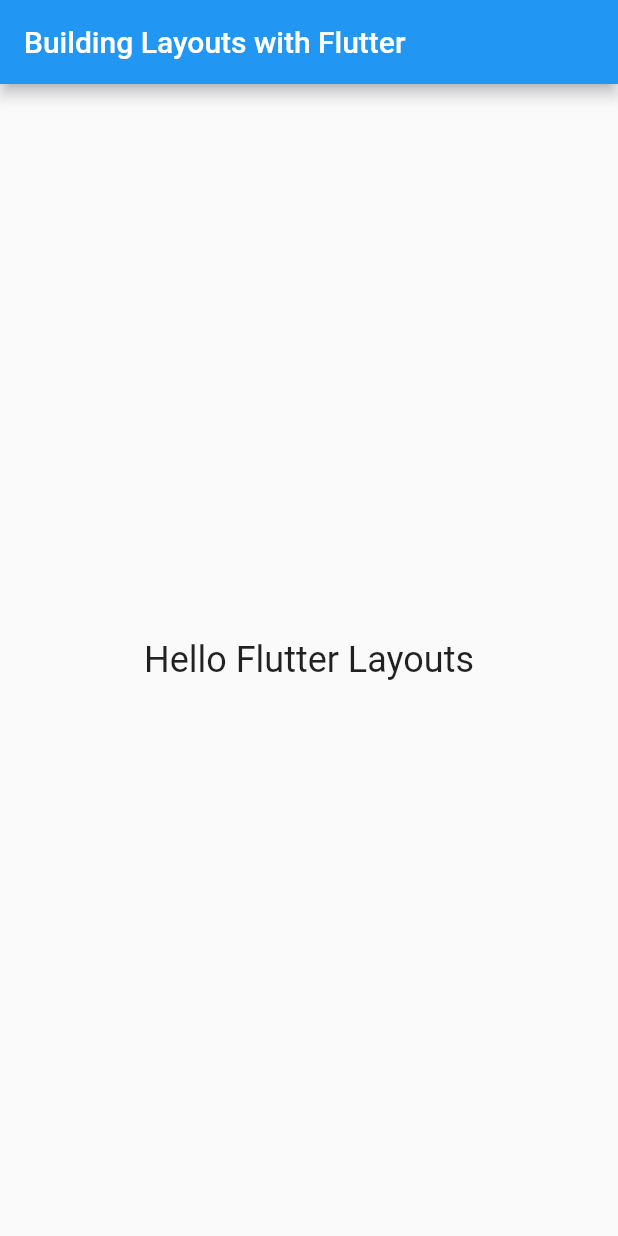
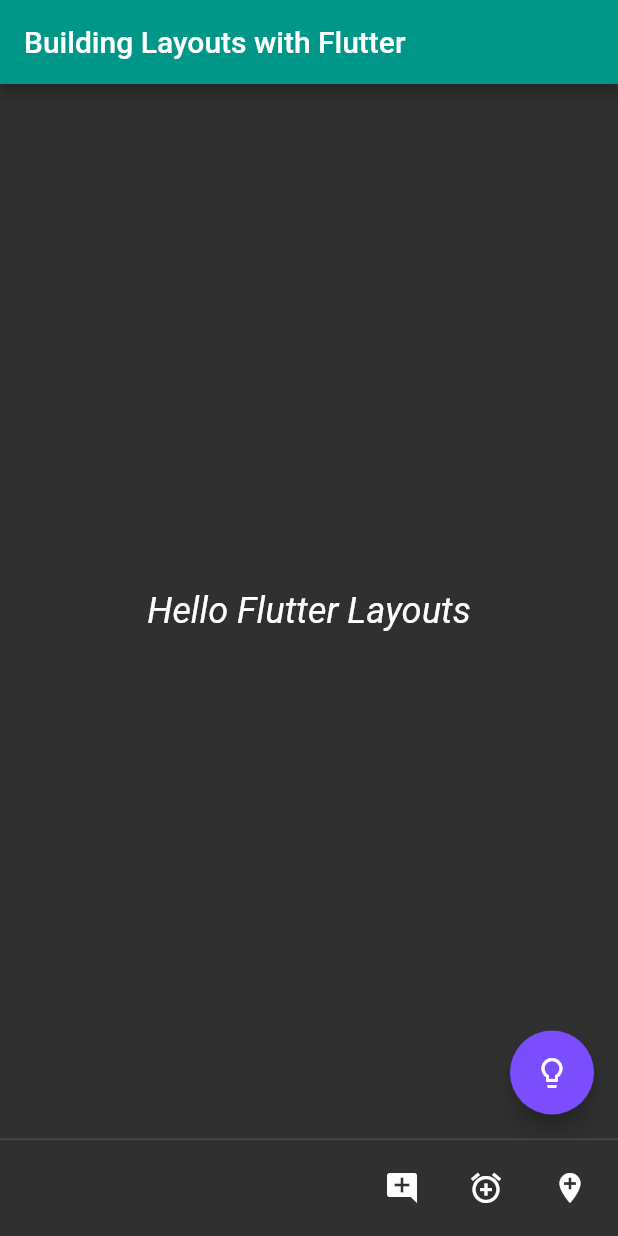
Before and after one commit to tiagomac/flutter, a Flutter app: the screen it shows after launch, on a phone screen of 412 x 824 dp. Run offline on Flutter 3.47's test engine with Material 2 defaults, Android fonts, the phone set to English and light mode, and no system bars; our stand-ins replace auto_size_text.

Commit message:
new adjustments in layout

```diff
--- a/basicLayout/lib/main.dart
+++ b/basicLayout/lib/main.dart
@@ -1,3 +1,5 @@
+import 'dart:ui';
+
 import 'package:flutter/material.dart';
 
 void main() => runApp(MyApp());
@@ -6,6 +8,17 @@ class MyApp extends StatelessWidget {
   @override
   Widget build(BuildContext context) {
     return MaterialApp(
+      theme: ThemeData(
+        brightness: Brightness.dark,
+        primaryColor: Color(0xff009688),
+        accentColor: Color(0xff7C4DFF),
+        textTheme: TextTheme(
+          bodyText2: TextStyle(
+            fontSize: 24,
+            fontStyle: FontStyle.italic,
+          )
+        )
+      ),
       home: Scaffold(
         appBar: AppBar(
           title: Text('Building Layouts with Flutter'),
@@ -15,6 +28,26 @@ class MyApp extends StatelessWidget {
             style: TextStyle(fontSize: 24),
           ),
       ),
+        floatingActionButton: FloatingActionButton(
+          child: Icon(Icons.lightbulb_outline),
+          onPressed: (){
+            print('You rang?');
+          },
+        ),
+        persistentFooterButtons: <Widget>[
+          IconButton(
+            icon: Icon(Icons.add_comment),
+              onPressed: (){},
+          ),
+          IconButton(
+            icon: Icon(Icons.add_alarm),
+              onPressed: (){},
+          ),
+          IconButton(
+            icon: Icon(Icons.add_location),
+              onPressed: (){},
+          ),
+        ],
       )
     );
   }
```
